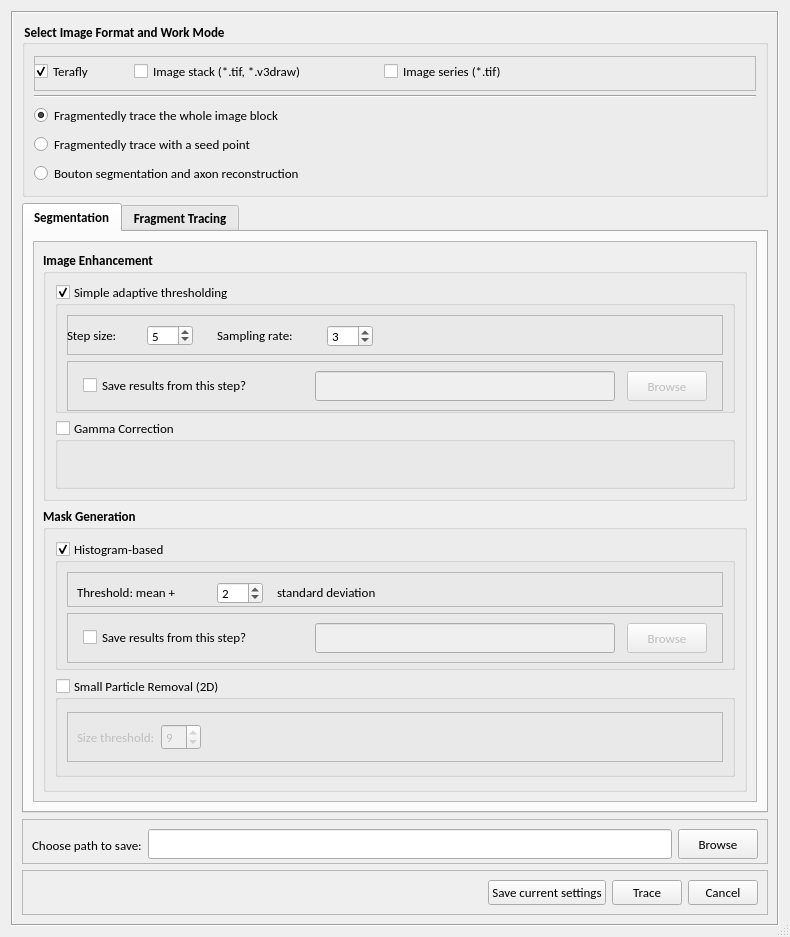
The window that hackathon/MK/Fragmented_autoTrace/fragmentedTraceUI.ui (Vaa3D/vaa3d_tools) describes before a commit, drawn with Qt 5.
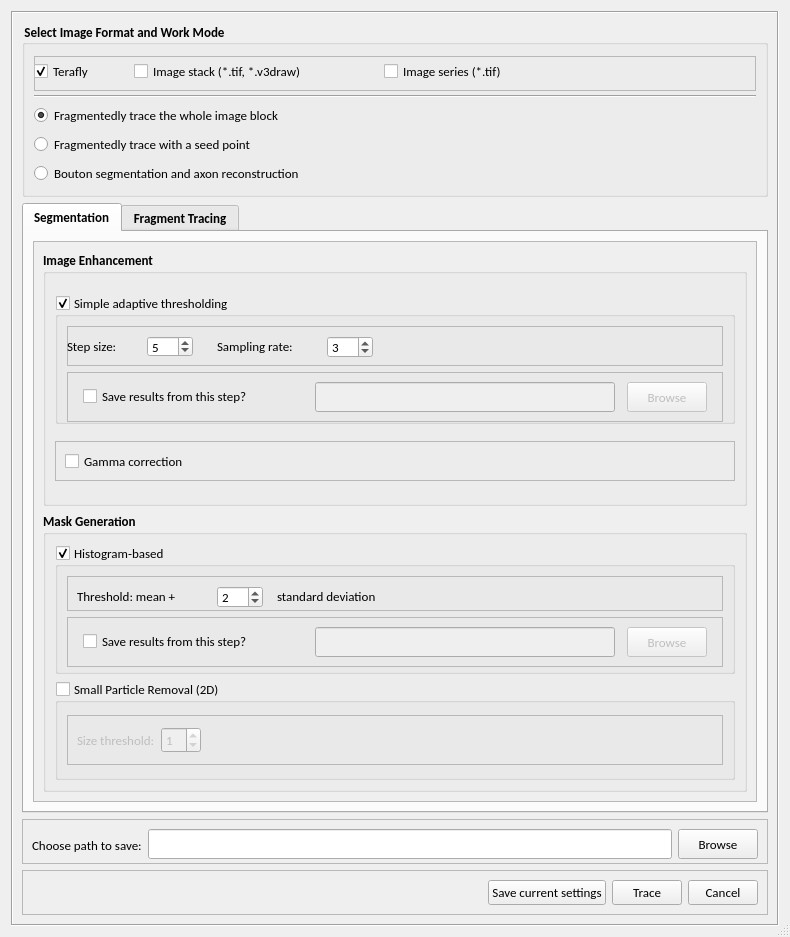
The same window after the commit.

Commit message: frag trace 1212 (2)

The edit to the form file:
```diff
--- a/hackathon/MK/Fragmented_autoTrace/fragmentedTraceUI.ui
+++ b/hackathon/MK/Fragmented_autoTrace/fragmentedTraceUI.ui
@@ -299,13 +299,13 @@
                 <property name="minimumSize">
                  <size>
                   <width>0</width>
-                  <height>220</height>
+                  <height>200</height>
                  </size>
                 </property>
                 <property name="maximumSize">
                  <size>
                   <width>16777215</width>
-                  <height>250</height>
+                  <height>300</height>
                  </size>
                 </property>
                 <property name="font">
@@ -526,28 +526,47 @@
                   </widget>
                  </item>
                  <item>
-                  <widget class="QGroupBox" name="groupBox_5">
-                   <property name="minimumSize">
+                  <widget class="QFrame" name="frame_14">
+                   <property name="maximumSize">
                     <size>
-                     <width>0</width>
+                     <width>16777215</width>
                      <height>40</height>
                     </size>
                    </property>
+                   <property name="frameShape">
+                    <enum>QFrame::StyledPanel</enum>
+                   </property>
+                   <property name="frameShadow">
+                    <enum>QFrame::Raised</enum>
+                   </property>
+                   <layout class="QHBoxLayout" name="horizontalLayout_10">
+                    <item>
+                     <widget class="QCheckBox" name="checkBox_6">
                    <property name="font">
                     <font>
                      <weight>50</weight>
                      <bold>false</bold>
                     </font>
                    </property>
-                   <property name="title">
-                    <string>Gamma Correction</string>
-                   </property>
-                   <property name="checkable">
-                    <bool>true</bool>
-                   </property>
-                   <property name="checked">
-                    <bool>false</bool>
-                   </property>
+                      <property name="text">
+                       <string>Gamma correction</string>
+                      </property>
+                     </widget>
+                    </item>
+                    <item>
+                     <spacer name="horizontalSpacer_7">
+                      <property name="orientation">
+                       <enum>Qt::Horizontal</enum>
+                      </property>
+                      <property name="sizeHint" stdset="0">
+                       <size>
+                        <width>477</width>
+                        <height>13</height>
+                       </size>
+                      </property>
+                     </spacer>
+                    </item>
+                   </layout>
                   </widget>
                  </item>
                 </layout>
@@ -813,7 +832,7 @@
                        <item>
                         <widget class="QSpinBox" name="spinBox_7">
                          <property name="value">
-                          <number>9</number>
+                          <number>1</number>
                          </property>
                         </widget>
                        </item>
```
Left out of the diff: 4 changed lines with no effect on the pictures. Lines whose indentation alone changed are shown as unchanged. The commit also changes 4 other files.
